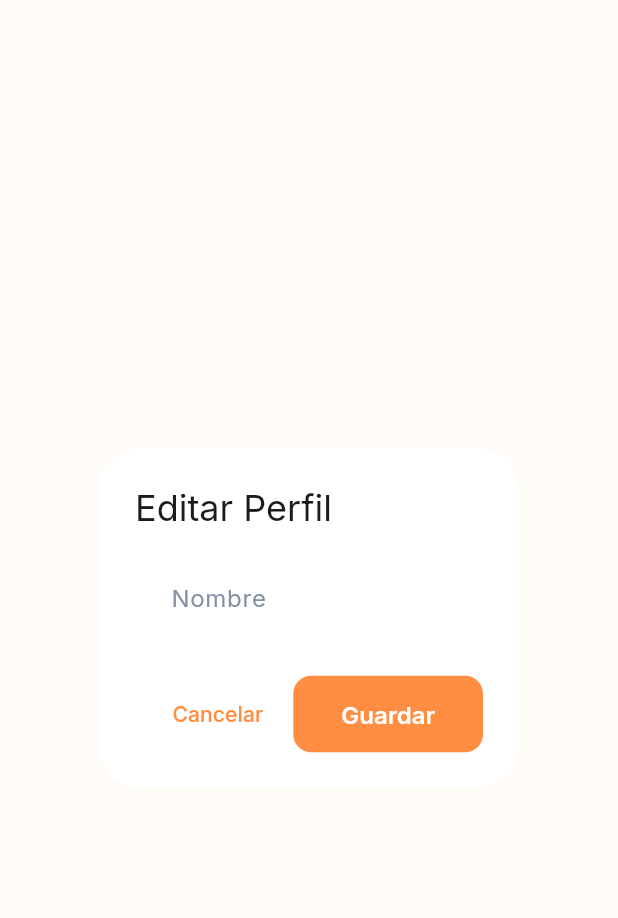
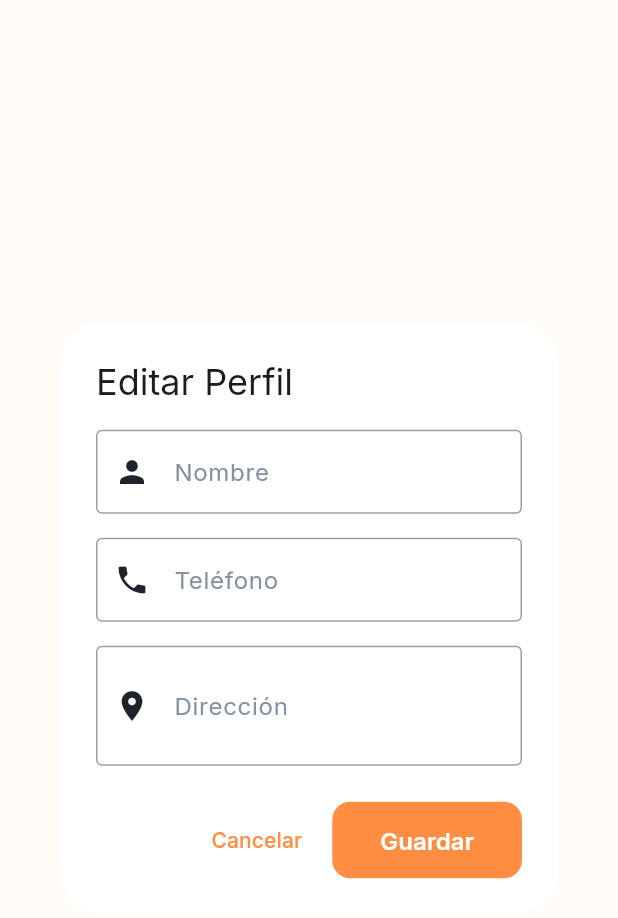
Before and after one commit to jmvillanueva-dev/MobilApp_Flutter_PetAdopt, a Flutter app: the EditProfileDialog widget shown alone on an empty page, opened directly with empty values, on a phone screen of 412 x 824 dp. Shown: the top 918 px of the screen. Run offline on Flutter 3.47's test engine with Material 3 defaults, Android fonts, the phone set to English and light mode, and no system bars; our stand-ins replace app_links, connectivity_plus, dartz, equatable, flutter_bloc, flutter_dotenv and 4 more; accounts and stored records are empty.

Commit message:
feat: Enhance user profile management by adding phone number and address fields

```diff
--- a/lib/features/auth/domain/entities/user_entity.dart
+++ b/lib/features/auth/domain/entities/user_entity.dart
@@ -7,6 +7,8 @@ class UserEntity extends Equatable {
   final String? photoUrl;
   final DateTime? createdAt;
   final String? role;
+  final String? phoneNumber;
+  final String? address;
 
   const UserEntity({
     required this.id,
@@ -15,9 +17,11 @@ class UserEntity extends Equatable {
     this.photoUrl,
     this.createdAt,
     this.role,
+    this.phoneNumber,
+    this.address,
   });
 
   @override
   List<Object?> get props =>
-      [id, email, displayName, photoUrl, createdAt, role];
+      [id, email, displayName, photoUrl, createdAt, role, phoneNumber, address];
 }
--- a/lib/features/profile/presentation/bloc/profile_bloc.dart
+++ b/lib/features/profile/presentation/bloc/profile_bloc.dart
@@ -33,6 +33,8 @@ class ProfileBloc extends Bloc<ProfileEvent, ProfileState> {
     final result = await _repository.updateProfile(
       event.userId,
       displayName: event.displayName,
+      phoneNumber: event.phoneNumber,
+      address: event.address,
     );
     result.fold(
       (error) => emit(ProfileError(error)),
--- a/lib/features/profile/presentation/widgets/edit_profile_dialog.dart
+++ b/lib/features/profile/presentation/widgets/edit_profile_dialog.dart
@@ -1,9 +1,11 @@
 import 'package:flutter/material.dart';
+import 'package:flutter/services.dart';
 import '../../../auth/domain/entities/user_entity.dart';
 
 class EditProfileDialog extends StatefulWidget {
   final UserEntity user;
-  final Function(String displayName) onSave;
+  final Function(String displayName, String? phoneNumber, String? address)
+      onSave;
 
   const EditProfileDialog({
     super.key,
@@ -17,6 +19,8 @@ class EditProfileDialog extends StatefulWidget {
 
 class _EditProfileDialogState extends State<EditProfileDialog> {
   late TextEditingController _displayNameController;
+  late TextEditingController _phoneController;
+  late TextEditingController _addressController;
   final _formKey = GlobalKey<FormState>();
 
   @override
@@ -24,11 +28,15 @@ class _EditProfileDialogState extends State<EditProfileDialog> {
     super.initState();
     _displayNameController =
         TextEditingController(text: widget.user.displayName);
+    _phoneController = TextEditingController(text: widget.user.phoneNumber);
+    _addressController = TextEditingController(text: widget.user.address);
   }
 
   @override
   void dispose() {
     _displayNameController.dispose();
+    _phoneController.dispose();
+    _addressController.dispose();
     super.dispose();
   }
 
@@ -36,7 +44,11 @@ class _EditProfileDialogState extends State<EditProfileDialog> {
   Widget build(BuildContext context) {
     return AlertDialog(
       title: const Text('Editar Perfil'),
-      content: Form(
+      // Maximize width by wrapping content in a SizedBox
+      content: SizedBox(
+        width: double.maxFinite,
+        child: SingleChildScrollView(
+          child: Form(
             key: _formKey,
             child: Column(
               mainAxisSize: MainAxisSize.min,
@@ -46,6 +58,13 @@ class _EditProfileDialogState extends State<EditProfileDialog> {
                   decoration: const InputDecoration(
                     labelText: 'Nombre',
                     border: OutlineInputBorder(),
+                    enabledBorder: OutlineInputBorder(
+                      borderSide: BorderSide(color: Colors.grey),
+                    ),
+                    focusedBorder: OutlineInputBorder(
+                      borderSide: BorderSide(color: Colors.blue, width: 2),
+                    ),
+                    prefixIcon: Icon(Icons.person),
                   ),
                   validator: (value) {
                     if (value == null || value.trim().isEmpty) {
@@ -54,7 +73,54 @@ class _EditProfileDialogState extends State<EditProfileDialog> {
                     return null;
                   },
                 ),
+                const SizedBox(height: 16),
+                TextFormField(
+                  controller: _phoneController,
+                  decoration: const InputDecoration(
+                    labelText: 'Teléfono',
+                    border: OutlineInputBorder(),
+                    enabledBorder: OutlineInputBorder(
+                      borderSide: BorderSide(color: Colors.grey),
+                    ),
+                    focusedBorder: OutlineInputBorder(
+                      borderSide: BorderSide(color: Colors.blue, width: 2),
+                    ),
+                    prefixIcon: Icon(Icons.phone),
+                    counterText: "",
+                  ),
+                  keyboardType: TextInputType.phone,
+                  maxLength: 10,
+                  inputFormatters: [
+                    FilteringTextInputFormatter.digitsOnly,
                   ],
+                  validator: (value) {
+                    if (value != null &&
+                        value.isNotEmpty &&
+                        value.length != 10) {
+                      return 'El teléfono debe tener 10 dígitos';
+                    }
+                    return null;
+                  },
+                ),
+                const SizedBox(height: 16),
+                TextFormField(
+                  controller: _addressController,
+                  decoration: const InputDecoration(
+                    labelText: 'Dirección',
+                    border: OutlineInputBorder(),
+                    enabledBorder: OutlineInputBorder(
+                      borderSide: BorderSide(color: Colors.grey),
+                    ),
+                    focusedBorder: OutlineInputBorder(
+                      borderSide: BorderSide(color: Colors.blue, width: 2),
+                    ),
+                    prefixIcon: Icon(Icons.location_on),
+                  ),
+                  maxLines: 2,
+                ),
+              ],
+            ),
+          ),
         ),
       ),
       actions: [
@@ -65,7 +131,15 @@ class _EditProfileDialogState extends State<EditProfileDialog> {
         ElevatedButton(
           onPressed: () {
             if (_formKey.currentState!.validate()) {
-              widget.onSave(_displayNameController.text.trim());
+              widget.onSave(
+                _displayNameController.text.trim(),
+                _phoneController.text.trim().isEmpty
+                    ? null
+                    : _phoneController.text.trim(),
+                _addressController.text.trim().isEmpty
+                    ? null
+                    : _addressController.text.trim(),
+              );
               Navigator.of(context).pop();
             }
           },
```
Also changed, not shown: lib/features/auth/data/models/user_model.dart (+7 -0 lines), lib/features/profile/data/datasources/profile_remote_data_source_impl.dart (+7 -8 lines), lib/features/profile/data/repositories/profile_repository_impl.dart (+8 -2 lines), lib/features/profile/domain/repositories/profile_repository.dart (+6 -2 lines), lib/features/profile/presentation/bloc/profile_event.dart (+6 -2 lines), lib/features/profile/presentation/pages/profile_page.dart (+45 -2 lines), lib/main.dart (+10 -0 lines). Lines whose indentation alone changed are shown as unchanged.
